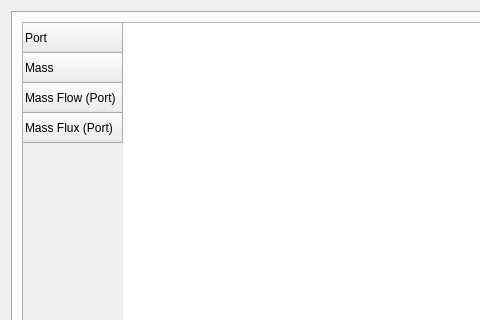
Old version of the form uilib/views/forms/ResultsWidget.ui in the repository reilleya/openMotor; both pictures show x 0 to 480 and y 0 to 320 of the 843 by 626 pixel window.
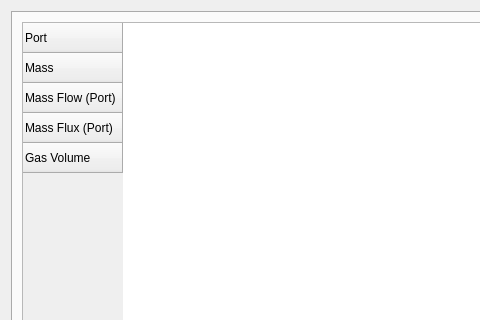
New version of the form. The open tabs and pages were chosen to show the change. Custom widgets are drawn as their Qt base class.

Commit message:
motor now tracks volume as a total and per grain
Simulator now tracks grain gas volume

Totals for Mass Flow and Volume

Also fixed a bug with the calculation of the initial volume of the motor

Now Supports End-Burner grains

Fix miscalculation of grain volume near burnout

Add docstrings

Style improvements per pylint

The edit to the form file:
```diff
--- a/uilib/views/forms/ResultsWidget.ui
+++ b/uilib/views/forms/ResultsWidget.ui
@@ -86,7 +86,7 @@
        <item>
         <widget class="QTableWidget" name="tableWidgetGrains">
          <property name="rowCount">
-          <number>4</number>
+          <number>5</number>
          </property>
          <property name="columnCount">
           <number>0</number>
@@ -111,6 +111,11 @@
            <string>Mass Flux (Port)</string>
           </property>
          </row>
+         <row>
+          <property name="text">
+           <string>Gas Volume</string>
+          </property>
+         </row>
         </widget>
        </item>
        <item>
```
The commit also changes 4 other files.
